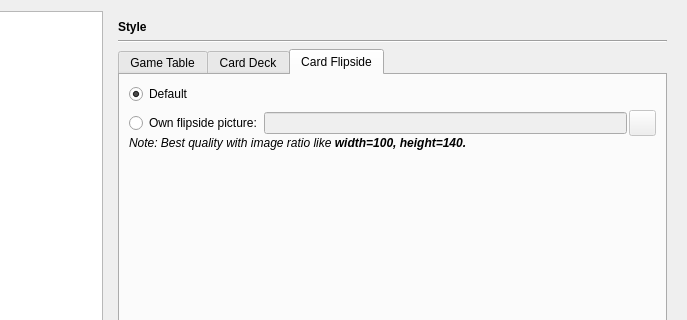
Before: the Qt Designer form src/gui/qt/settingsdialog.ui in pokerth/pokerth, drawn with Qt 5; both pictures show x 98 to 785 and y 0 to 320 of the 785 by 530 pixel window.
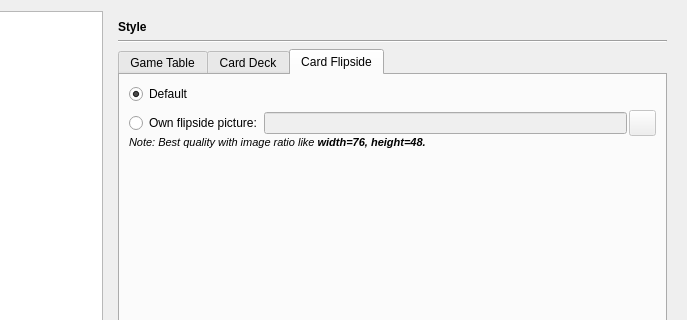
After: the same form once the commit is applied. The open tabs and pages were chosen to show the change. Icons and pictures are not drawn. Custom widgets are drawn as their Qt base class.

The edit to the form file:
```diff
--- a/src/gui/qt/settingsdialog.ui
+++ b/src/gui/qt/settingsdialog.ui
@@ -573,10 +573,11 @@
                <item>
                 <widget class="QLabel" name="label_57">
                  <property name="text">
-                  <string>&lt;html&gt;&lt;head&gt;&lt;meta name=&quot;qrichtext&quot; content=&quot;1&quot; /&gt;&lt;style type=&quot;text/css&quot;&gt;
+                  <string>&lt;!DOCTYPE HTML PUBLIC &quot;-//W3C//DTD HTML 4.0//EN&quot; &quot;http://www.w3.org/TR/REC-html40/strict.dtd&quot;&gt;
+&lt;html&gt;&lt;head&gt;&lt;meta name=&quot;qrichtext&quot; content=&quot;1&quot; /&gt;&lt;style type=&quot;text/css&quot;&gt;
 p, li { white-space: pre-wrap; }
-&lt;/style&gt;&lt;/head&gt;&lt;body style=&quot;font-weight:400; font-style:normal; text-decoration:none;&quot;&gt;
-&lt;p style=&quot; margin-top:0px; margin-bottom:0px; margin-left:0px; margin-right:0px; -qt-block-indent:0; text-indent:0px;&quot;&gt;&lt;span style=&quot; font-style:italic;&quot;&gt;Note: Best quality with image ratio like &lt;/span&gt;&lt;span style=&quot; font-weight:600; font-style:italic;&quot;&gt;width=100, height=140.&lt;/span&gt;&lt;/p&gt;&lt;/body&gt;&lt;/html&gt;</string>
+&lt;/style&gt;&lt;/head&gt;&lt;body style=&quot; font-family:'Nimbus Sans L'; font-size:8pt; font-weight:400; font-style:normal;&quot;&gt;
+&lt;p style=&quot; margin-top:0px; margin-bottom:0px; margin-left:0px; margin-right:0px; -qt-block-indent:0; text-indent:0px;&quot;&gt;&lt;span style=&quot; font-style:italic;&quot;&gt;Note: Best quality with image ratio like &lt;/span&gt;&lt;span style=&quot; font-weight:600; font-style:italic;&quot;&gt;width=76, height=48.&lt;/span&gt;&lt;/p&gt;&lt;/body&gt;&lt;/html&gt;</string>
                  </property>
                  <property name="wordWrap">
                   <bool>true</bool>
```
Left out of the diff: 74 changed lines with no effect on the pictures.
